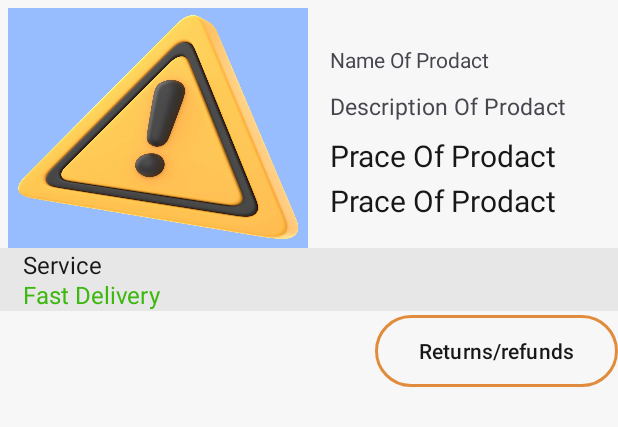
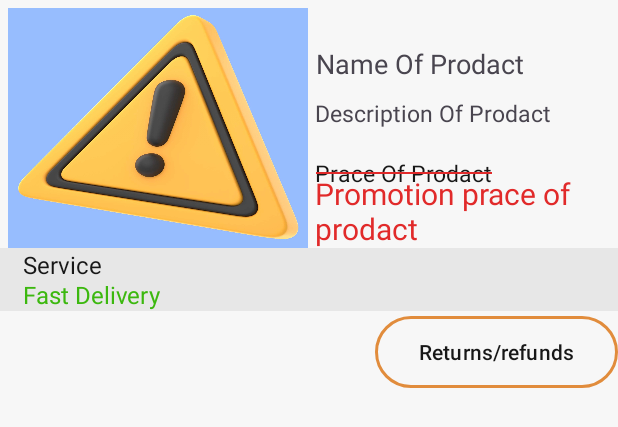
Before and after one commit to ElouakfaouiYassine/E-commerce-app, an Android app: the layout info_order.xml on its own in the app's theme, with its tools: preview values and no code run, on a phone screen of 412 x 824 dp. Shown: the top 427 px of the screen. Run offline under Robolectric (Android 15) with nearby library versions, the phone set to English and light mode, and no system bars.

Commit message:
Fifth Update db

```diff
--- a/app/build.gradle
+++ b/app/build.gradle
@@ -46,6 +46,7 @@ dependencies {
     implementation 'com.airbnb.android:lottie:6.4.0'
     implementation 'com.github.bumptech.glide:glide:4.12.0'
     annotationProcessor 'com.github.bumptech.glide:compiler:4.12.0'
+    implementation 'com.android.volley:volley:1.2.1'
     implementation 'de.hdodenhof:circleimageview:3.1.0'
     implementation "androidx.navigation:navigation-fragment-ktx:2.4.0"
     implementation "androidx.navigation:navigation-ui-ktx:2.4.0"
--- a/app/src/main/AndroidManifest.xml
+++ b/app/src/main/AndroidManifest.xml
@@ -2,12 +2,14 @@
 <manifest xmlns:android="http://schemas.android.com/apk/res/android"
     xmlns:tools="http://schemas.android.com/tools">
 
+    <uses-permission android:name="android.permission.INTERNET"/>
     <uses-permission
         android:name="android.permission.READ_EXTERNAL_STORAGE"
         android:requestLegacyExternalStorage="true" />
     <uses-permission android:name="android.permission.WRITE_EXTERNAL_STORAGE" />
 
     <application
+        android:networkSecurityConfig="@xml/network_security_config"
         android:allowBackup="true"
         android:dataExtractionRules="@xml/data_extraction_rules"
         android:fullBackupContent="@xml/backup_rules"
--- a/app/src/main/java/com/example/myapplication/View/MainActivity.kt
+++ b/app/src/main/java/com/example/myapplication/View/MainActivity.kt
@@ -32,7 +32,6 @@ class MainActivity : AppCompatActivity(), NavigationView.OnNavigationItemSelecte
             setSupportActionBar(toolbar)
 
             sharedPreferences = getSharedPreferences("login_prefs", Context.MODE_PRIVATE)
-
 
 
             // Check if the user is logged in
--- a/app/src/main/res/layout/info_order.xml
+++ b/app/src/main/res/layout/info_order.xml
@@ -20,65 +20,82 @@
         android:id="@+id/info_tv_nam_order"
         android:layout_width="wrap_content"
         android:layout_height="wrap_content"
-        android:layout_marginStart="220dp"
+        android:layout_alignParentTop="true"
+        android:layout_marginStart="5dp"
         android:layout_marginTop="30dp"
+        android:textSize="18sp"
+        android:layout_toEndOf="@+id/image_order"
         android:text="@string/name_of_prodact" />
 
     <TextView
         android:id="@+id/info_tv_description_order"
         android:layout_width="wrap_content"
         android:layout_height="wrap_content"
+        android:layout_below="@+id/info_tv_nam_order"
+        android:layout_marginStart="210dp"
+        android:layout_marginTop="10dp"
+        android:maxLines="2"
+        android:ellipsize="end"
         android:text="@string/description_of_prodact"
-        android:layout_marginTop="60dp"
-        android:layout_marginStart="220dp"
         android:textSize="15sp" />
 
     <TextView
         android:id="@+id/info_tv_price_order"
         android:layout_width="wrap_content"
         android:layout_height="wrap_content"
-        android:layout_marginStart="220dp"
-        android:layout_marginTop="90dp"
+        android:layout_below="@+id/info_tv_nam_order"
+        android:layout_marginStart="210dp"
+        android:layout_marginTop="50dp"
         android:text="@string/prace_of_prodact"
         android:textColor="@color/black"
-        android:textSize="20sp" />
+        android:foreground="@drawable/strikethrough"
+        android:textSize="15sp" />
+
     <TextView
         android:id="@+id/info_tv_pricePromorion_order"
         android:layout_width="wrap_content"
         android:layout_height="wrap_content"
-        android:layout_marginStart="220dp"
-        android:layout_marginTop="120dp"
-        android:text="@string/prace_of_prodact"
-        android:textColor="@color/black"
+        android:layout_below="@+id/info_tv_description_order"
+        android:layout_marginStart="210dp"
+        android:layout_marginTop="29dp"
+        android:text="@string/promotion_prace_of_prodact"
+        android:textColor="@color/red"
         android:textSize="20sp" />
 
     <TextView
+        android:id="@+id/textView"
         android:layout_width="match_parent"
         android:layout_height="wrap_content"
+        android:layout_below="@+id/image_order"
+        android:layout_marginTop="0dp"
+        android:background="#e7e7e7"
+        android:paddingStart="15dp"
         android:text="Service"
-        android:textSize="16sp"
-        android:paddingStart="15dp"
         android:textColor="@color/black"
-        android:layout_marginTop="165dp"
-        android:background="#e7e7e7"/>
+        android:textSize="16sp" />
 
     <TextView
+        android:id="@+id/textView2"
         android:layout_width="match_parent"
         android:layout_height="wrap_content"
+        android:layout_alignTop="@+id/textView"
+        android:layout_marginTop="20dp"
+        android:background="#e7e7e7"
+        android:paddingStart="15dp"
         android:text="Fast Delivery"
-        android:textSize="16sp"
         android:textColor="#3cb80f"
-        android:paddingStart="15dp"
-        android:layout_marginTop="185dp"
-        android:background="#e7e7e7"/>
+        android:textSize="16sp" />
+
     <Button
         android:id="@+id/btn_return_order"
         android:layout_width="match_parent"
         android:layout_height="wrap_content"
+        android:layout_below="@+id/textView2"
+        android:layout_alignParentStart="true"
+        android:layout_marginStart="250dp"
+        android:layout_marginTop="3dp"
+        android:background="@drawable/shap_button_white"
         android:text="Returns/refunds"
-        android:layout_marginTop="210dp"
-        android:textColor="@color/black"
-        android:background="@drawable/shap_button_white"
-        android:layout_marginStart="250dp"/>
+        android:textColor="@color/black" />
 
 </RelativeLayout>
--- a/app/src/main/res/values/colors.xml
+++ b/app/src/main/res/values/colors.xml
@@ -12,5 +12,4 @@
     <color name="red">#e12a2a</color>
     <color name="grey">#343234</color>
     <color name="background_grey">#E0E0E0</color>
-
 </resources>
--- a/app/src/main/res/values/strings.xml
+++ b/app/src/main/res/values/strings.xml
@@ -1,5 +1,5 @@
 <resources>
-    <string name="app_name">Stage App</string>
+    <string name="app_name">Store</string>
     <string name="home">Home</string>
     <string name="shearch">Shearch</string>
     <string name="profile">Profile</string>
--- a/settings.gradle
+++ b/settings.gradle
@@ -13,5 +13,5 @@ dependencyResolutionManagement {
     }
 }
 
-rootProject.name = "My Application"
+rootProject.name = "E-commerce app"
 include ':app'
```
Also changed, not shown: app/src/main/java/com/example/myapplication/View/AdapterOrder.kt (+9 -2 lines), app/src/main/java/com/example/myapplication/View/Login.kt (+36 -18 lines), app/src/main/java/com/example/myapplication/View/SignUP.kt (+45 -12 lines), app/src/main/res/layout/fragment_info__user__admin.xml (+15 -2 lines).
